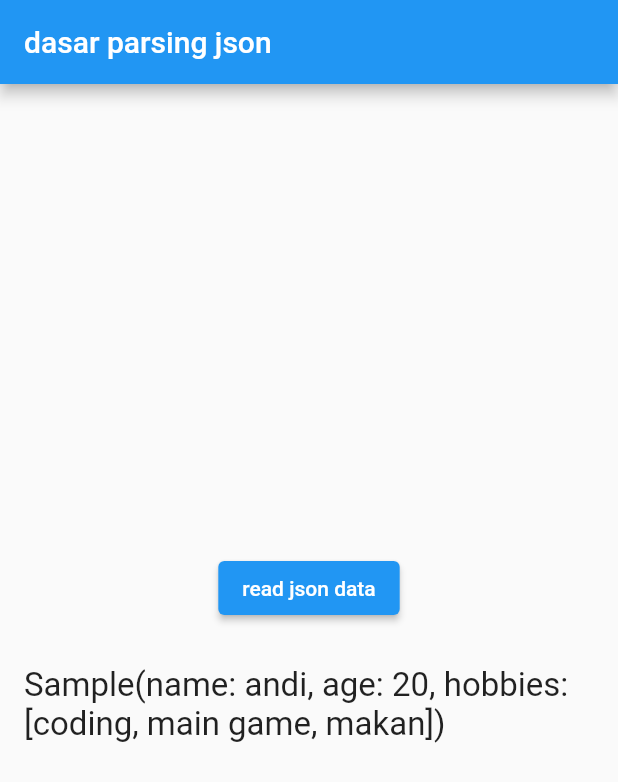
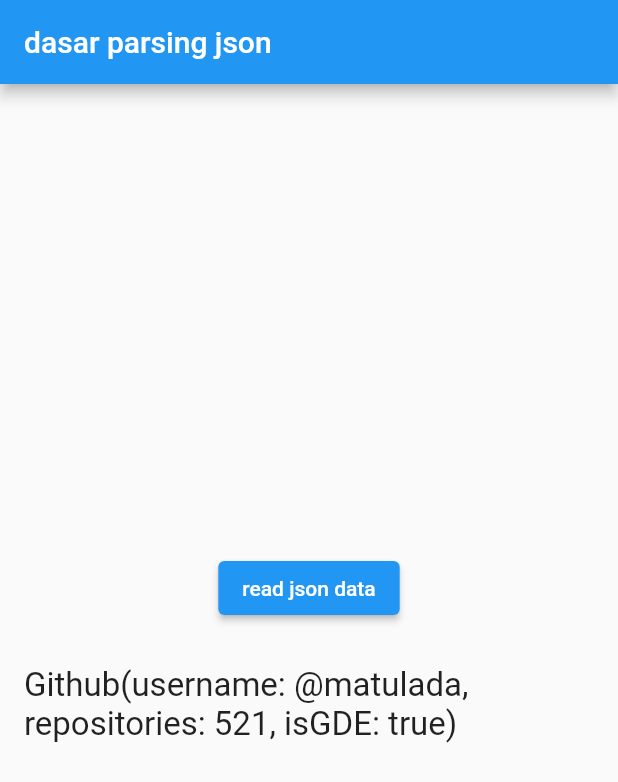
Before and after one commit to matuladaandi/belajar_restfull_api, a Flutter app: the screen it shows after launch, after a tap on "read json data", on a phone screen of 412 x 824 dp. Shown: the top 782 px of the screen. Run offline on Flutter 3.47's test engine with Material 2 defaults, Android fonts, the phone set to English and light mode, and no system bars.

Commit message:
menambah json data objet Map

```diff
--- a/assets/sample.json
+++ b/assets/sample.json
@@ -5,5 +5,10 @@
         "coding",
         "main game",
         "makan"
-    ]
+    ],
+    "github" : {
+        "username" : "@matulada",
+        "repositories" : 521,
+        "isGDE" : true
+    }
 }
--- a/lib/main.dart
+++ b/lib/main.dart
@@ -50,8 +50,8 @@ class _MyAppState extends State<MyApp> {
              Padding(
                 padding: EdgeInsets.all(16.0),
                 child: Text(
-                  '$result',
-                  // '${result?.name}',  // knp ada ? karena dia nullable q
+                  // '$result',
+                  '${result?.github}',  // knp ada ? karena dia nullable q
                   style: TextStyle(fontSize: 22.0),
                 ))
           ],
--- /dev/null
+++ b/lib/model/github_model.dart
@@ -0,0 +1,22 @@
+// ignore_for_file: public_member_api_docs, sort_constructors_first
+class Github {
+  final String username;
+  final int repositories;
+  final bool isGDE;
+
+  Github({
+    required this.username,
+    required this.repositories,
+    required this.isGDE,
+  });
+
+  factory Github.fromJson(Map<String, dynamic> json) {
+    return Github(
+        username: json["username"],
+        repositories: json["repositories"],
+        isGDE: json["isGDE"]);
+  }
+
+  @override
+  String toString() => 'Github(username: $username, repositories: $repositories, isGDE: $isGDE)';
+}
--- a/lib/model/sample.dart
+++ b/lib/model/sample.dart
@@ -1,19 +1,31 @@
 // ignore_for_file: public_member_api_docs, sort_constructors_first
+import 'package:flutter_learn/model/github_model.dart';
+
 class Sample {
   final String? name;
   final int? age;
   final List<String>? hobbies;
+  final Github? github;
 
-  Sample({this.name, this.age, this.hobbies});
+  Sample({
+    this.name,
+    this.age,
+    this.hobbies,
+    this.github,
+  });
 
   factory Sample.fromJson(Map<String, dynamic> json){
     return Sample(
         name: json['name'] ?? '', // pada json['name'] harus sesuai dgn di api
         age: json['age'] ?? '',
-        hobbies: List<String>.from(json["hobbies"] ?? [])
+        hobbies: List<String>.from(json["hobbies"] ?? []),
+        github: Github.fromJson(json["github"]),
     );
   }
+
+
   @override
-  String toString() => 'Sample(name: $name, age: $age, hobbies: $hobbies)';
-
+  String toString() {
+    return 'Sample(name: $name, age: $age, hobbies: $hobbies, github: $github)';
+  }
 }
```
